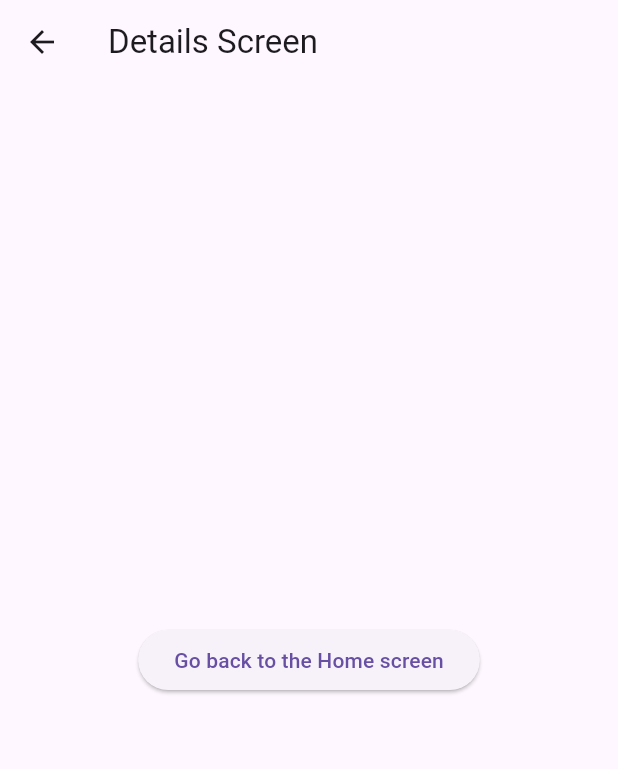
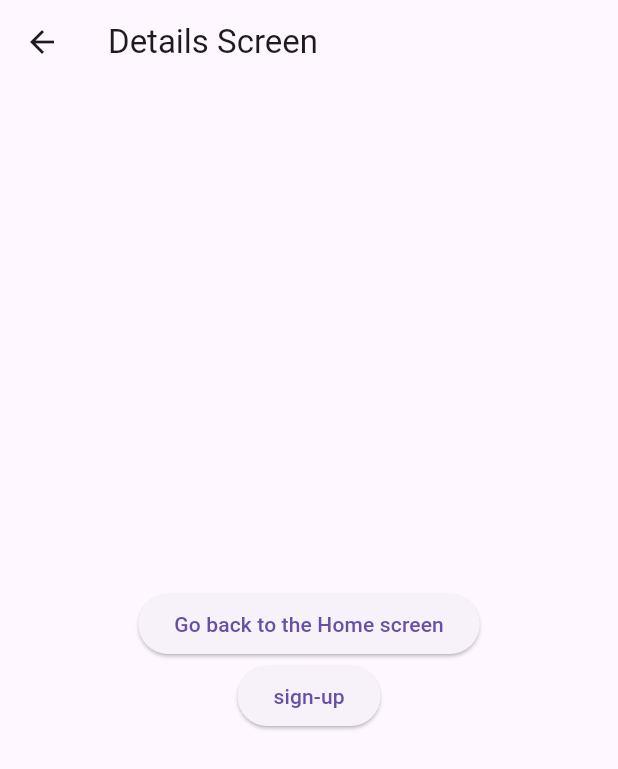
Before and after one commit to Clemy-beep/Trelltech, a Flutter app: the screen it shows after launch, after a tap on "Go to the Details screen", on a phone screen of 412 x 824 dp. Shown: the top 769 px of the screen. Run offline on Flutter 3.47's test engine with Material 3 defaults, Android fonts, the phone set to English and light mode, and no system bars; our stand-ins replace go_router, webview_flutter.

Commit message:
#9 demo sign-up/ sign-in

```diff
--- /dev/null
+++ b/devtools_options.yaml
@@ -0,0 +1,2 @@
+extensions:
+  - provider: true
--- a/lib/arbory/details_screen.dart
+++ b/lib/arbory/details_screen.dart
@@ -1,5 +1,8 @@
 import 'package:flutter/material.dart';
 import 'package:go_router/go_router.dart';
+import 'package:provider/provider.dart';
+import 'package:webview_flutter/webview_flutter.dart';
+import 'auth_service.dart';
 
 /// The details screen
 class DetailsScreen extends StatelessWidget {
@@ -11,9 +14,28 @@ class DetailsScreen extends StatelessWidget {
     return Scaffold(
       appBar: AppBar(title: const Text('Details Screen')),
       body: Center(
-        child: ElevatedButton(
-          onPressed: () => context.go('/'),
-          child: const Text('Go back to the Home screen'),
+        child: Column(
+          mainAxisAlignment: MainAxisAlignment.center,
+          children: [
+            ElevatedButton(
+              onPressed: () => context.go('/'),
+              child: const Text('Go back to the Home screen'),
+            ),
+            ElevatedButton(
+              onPressed: () {
+                context.read<Auth>().signUp().then((webWiew) {
+                  Navigator.push(
+                      context,
+                      MaterialPageRoute(
+                          builder: (context) => Scaffold(
+                              appBar: AppBar(
+                                  title: const Text('TrailTech Sign-up')),
+                              body: WebViewWidget(controller: webWiew))));
+                });
+              },
+              child: const Text('sign-up'),
+            ),
+          ],
         ),
       ),
     );
--- a/lib/arbory/home_screen.dart
+++ b/lib/arbory/home_screen.dart
@@ -1,5 +1,8 @@
 import 'package:flutter/material.dart';
 import 'package:go_router/go_router.dart';
+import 'package:provider/provider.dart';
+
+import 'auth_service.dart';
 
 /// The home screen
 class HomeScreen extends StatelessWidget {
@@ -11,9 +14,20 @@ class HomeScreen extends StatelessWidget {
     return Scaffold(
       appBar: AppBar(title: const Text('Home Screen')),
       body: Center(
-        child: ElevatedButton(
-          onPressed: () => context.go('/details'),
-          child: const Text('Go to the Details screen'),
+        child: Column(
+          mainAxisAlignment: MainAxisAlignment.center,
+          children: [
+            ElevatedButton(
+              onPressed: () => context.go('/details'),
+              child: const Text('Go to the Details screen'),
+            ),
+            //text to show apitoken
+            Consumer<Auth>(
+              builder: (context, auth, child) {
+                return Text(auth.apiToken ?? 'no token');
+              },
+            ),
+          ],
         ),
       ),
     );
--- a/lib/main.dart
+++ b/lib/main.dart
@@ -3,11 +3,22 @@
 // found in the LICENSE file.
 
 import 'package:flutter/material.dart';
+import 'package:provider/provider.dart';
 
 import 'arbory/_router.dart';
+import 'arbory/auth_service.dart';
 
 /// The main entry point for the application.
-void main() => runApp(const MyApp());
+void main() {
+  runApp(
+    MultiProvider(
+      providers: [
+        ChangeNotifierProvider(create: (context) => Auth()),
+      ],
+      child: const MyApp(),
+    ),
+  );
+}
 
 /// The main app.
 class MyApp extends StatelessWidget {
--- a/pubspec.yaml
+++ b/pubspec.yaml
@@ -37,6 +37,8 @@ dependencies:
   cupertino_icons: ^1.0.6
   oauth1: ^2.0.0
   go_router: ^13.2.0
+  provider: ^6.1.2
+  webview_flutter: ^4.7.0
 
 dev_dependencies:
   flutter_test:
```
Also changed, not shown: lib/arbory/auth_service.dart (added, +66 -0 lines), pubspec.lock, 2 other files.
